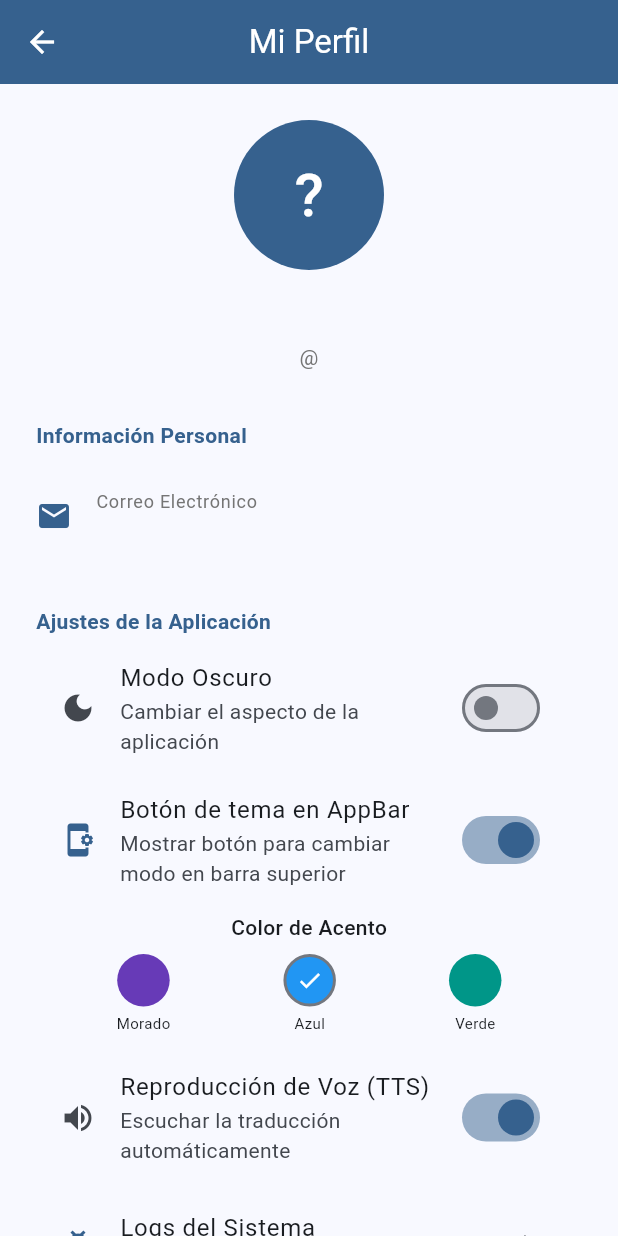
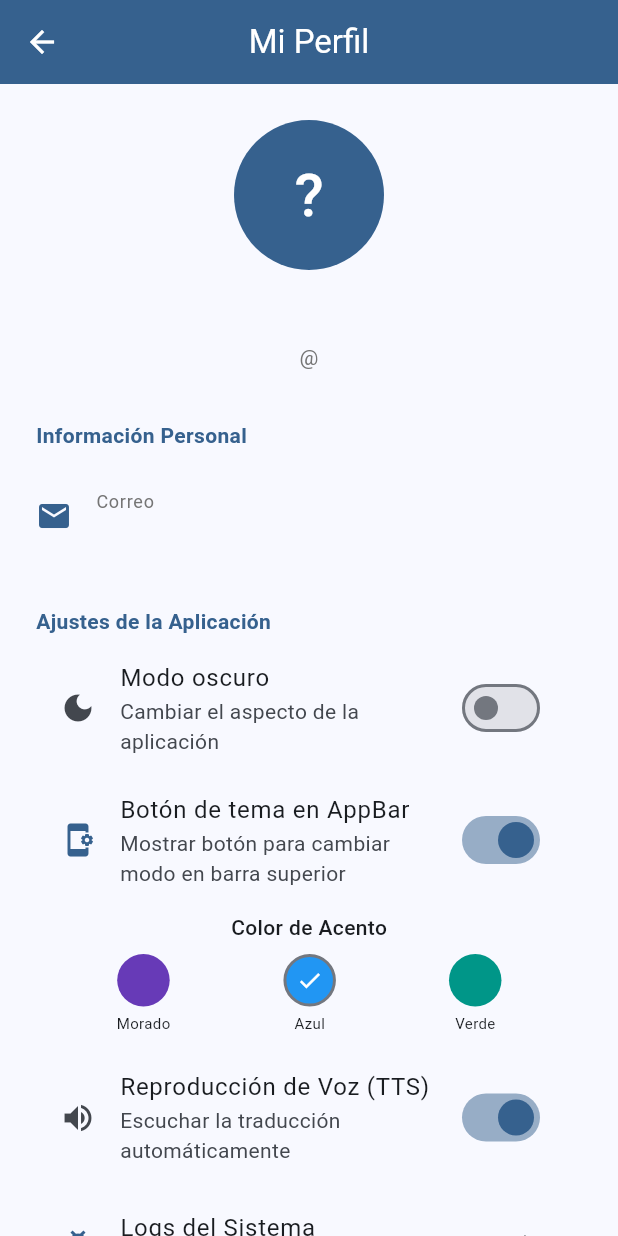
Before and after one commit to FireSouls25/sign_language_frontend, a Flutter app: the ProfileScreen screen opened directly, after a tap on "Azul", on a phone screen of 412 x 824 dp. Run offline on Flutter 3.47's test engine with Material 3 defaults, Android fonts, the phone set to English and light mode, and no system bars; our stand-ins replace app_links, camera, flutter_secure_storage, flutter_tts, just_audio, shared_preferences and 1 more; missing offline and left inert: flutter_custom_tabs, hand_detection, opencv_dart; accounts and stored records are empty.

Commit message:
Completar migración de traducciones y mejorar selector de idioma
- Migrar todos los textos de screens a AppTranslations (ES/EN)
- Cambiar icono de idioma de emoji a Icons.translate
- Agregar botón 'Guardar y Volver' en selector de idioma
- Corregir lógica de texto pequeño según idioma base
- Banderas保持在 screens de selección

```diff
--- a/lib/l10n/app_translations.dart
+++ b/lib/l10n/app_translations.dart
@@ -48,6 +48,57 @@ class AppTranslations {
       'passwordsDoNotMatch': 'Las contraseñas no coinciden',
       'alreadyHaveAccount': '¿Ya tienes cuenta?',
       'loginNow': 'Inicia Sesión',
+      'myProfile': 'Mi Perfil',
+      'personalInfo': 'Información Personal',
+      'appSettings': 'Ajustes de la Aplicación',
+      'appearance': 'Apariencia',
+      'changeTheme': 'Cambiar el aspecto de la aplicación',
+      'themeButtonInAppBar': 'Botón de tema en AppBar',
+      'themeButtonInAppBarDesc':
+          'Mostrar botón para cambiar modo en barra superior',
+      'accentColor': 'Color de Acento',
+      'purple': 'Morado',
+      'saveAndReturn': 'Guardar y Volver',
+      'blue': 'Azul',
+      'green': 'Verde',
+      'voiceOutput': 'Reproducción de Voz (TTS)',
+      'voiceOutputDesc': 'Escuchar la traducción automáticamente',
+      'systemLogs': 'Logs del Sistema',
+      'systemLogsDesc': 'Ver errores técnicos',
+      'security': 'Seguridad',
+      'changePassword': 'Cambiar Contraseña',
+      'currentPassword': 'Contraseña Actual',
+      'newPassword': 'Nueva Contraseña',
+      'confirmNewPassword': 'Confirmar Nueva Contraseña',
+      'enterCurrentPassword': 'Por favor ingresa tu contraseña actual',
+      'enterNewPassword': 'Por favor ingresa una nueva contraseña',
+      'passwordUpdatedSuccess': 'Contraseña actualizada exitosamente',
+      'passwordUpdateError': 'Error al cambiar contraseña',
+      'cancel': 'Cancelar',
+      'update': 'Actualizar',
+      'systemLogsTitle': 'Logs del Sistema',
+      'clearLogs': 'Limpiar Logs',
+      'noLogsYet': 'No hay logs registrados todavía.',
+      'syncError': 'Error al sincronizar',
+      'audioPlaybackFailed': 'Falló la reproducción del audio',
+      'noInternetConnection': 'Sin conexión a internet',
+      'errorLoadingData': 'Error al cargar',
+      'showingLocalData': 'Mostrando datos guardados localmente',
+      'sync': 'Sincronizar',
+      'retry': 'Reintentar',
+      'translationDeleted': 'Traducción eliminada',
+      'today': 'Hoy',
+      'yesterday': 'Ayer',
+      'daysAgo': 'Hace {days} días',
+      'historyTitle': 'Historial de Traducciones',
+      'closeSearch': 'Cerrar',
+      'search': 'Buscar',
+      'favorites': 'Mis Favoritos',
+      'errorUnknown': 'Error desconocido',
+      'spanishLanguage': 'Español',
+      'englishLanguage': 'English',
+      'noHistoryYet': 'Aún no hay historial de traducciones',
+      'noFavoritesYet': 'Aún no tienes traducciones favoritas',
     },
     'en': {
       'appTitle': 'LSC Translator',
@@ -93,6 +144,56 @@ class AppTranslations {
       'passwordsDoNotMatch': 'Passwords do not match',
       'alreadyHaveAccount': 'Already have an account?',
       'loginNow': 'Login',
+      'myProfile': 'My Profile',
+      'personalInfo': 'Personal Information',
+      'appSettings': 'App Settings',
+      'appearance': 'Appearance',
+      'changeTheme': 'Change the appearance of the app',
+      'themeButtonInAppBar': 'Theme Button in AppBar',
+      'themeButtonInAppBarDesc': 'Show button to change mode in top bar',
+      'accentColor': 'Accent Color',
+      'purple': 'Purple',
+      'blue': 'Blue',
+      'green': 'Green',
+      'voiceOutput': 'Voice Output (TTS)',
+      'saveAndReturn': 'Save and Return',
+      'voiceOutputDesc': 'Hear translation automatically',
+      'systemLogs': 'System Logs',
+      'systemLogsDesc': 'View technical errors',
+      'security': 'Security',
+      'changePassword': 'Change Password',
+      'currentPassword': 'Current Password',
+      'newPassword': 'New Password',
+      'confirmNewPassword': 'Confirm New Password',
+      'enterCurrentPassword': 'Please enter your current password',
+      'enterNewPassword': 'Please enter a new password',
+      'passwordUpdatedSuccess': 'Password updated successfully',
+      'passwordUpdateError': 'Error changing password',
+      'cancel': 'Cancel',
+      'update': 'Update',
+      'systemLogsTitle': 'System Logs',
+      'clearLogs': 'Clear Logs',
+      'noLogsYet': 'No logs recorded yet.',
+      'syncError': 'Sync error',
+      'audioPlaybackFailed': 'Audio playback failed',
+      'noInternetConnection': 'No internet connection',
+      'errorLoadingData': 'Error loading data',
+      'showingLocalData': 'Showing locally saved data',
+      'sync': 'Sync',
+      'retry': 'Retry',
+      'translationDeleted': 'Translation deleted',
+      'today': 'Today',
+      'yesterday': 'Yesterday',
+      'daysAgo': '{days} days ago',
+      'historyTitle': 'Translation History',
+      'closeSearch': 'Close',
+      'search': 'Search',
+      'favorites': 'My Favorites',
+      'errorUnknown': 'Unknown error',
+      'spanishLanguage': 'Español',
+      'englishLanguage': 'English',
+      'noHistoryYet': 'No translation history yet',
+      'noFavoritesYet': "You don't have any favorite translations yet",
     },
   };
 
--- a/lib/screens/login_screen.dart
+++ b/lib/screens/login_screen.dart
@@ -34,7 +34,7 @@ class _LoginScreenState extends State<LoginScreen> {
 
   @override
   Widget build(BuildContext context) {
-    final localeProvider = context.watch<LocaleProvider>();
+    context.watch<LocaleProvider>();
     final l = (String key) => AppTranslations.text(context, key);
 
     return Scaffold(
@@ -45,12 +45,9 @@ class _LoginScreenState extends State<LoginScreen> {
         automaticallyImplyLeading: false,
         actions: [
           IconButton(
-            icon: Text(
-              localeProvider.locale.languageCode.toUpperCase(),
-              style: const TextStyle(
-                fontWeight: FontWeight.bold,
-                color: Colors.white,
-              ),
+            icon: Icon(
+              Icons.translate,
+              color: Theme.of(context).colorScheme.onPrimary,
             ),
             tooltip: l('selectLanguage'),
             onPressed: () {
--- a/lib/screens/profile_screen.dart
+++ b/lib/screens/profile_screen.dart
@@ -2,6 +2,7 @@ import 'package:flutter/material.dart';
 import 'package:provider/provider.dart';
 import '../providers/auth_provider.dart';
 import '../providers/theme_provider.dart';
+import '../l10n/app_translations.dart';
 import '../config/theme_config.dart';
 import 'logs_screen.dart';
 
@@ -17,10 +18,11 @@ class _ProfileScreenState extends State<ProfileScreen> {
   Widget build(BuildContext context) {
     final authProvider = context.watch<AuthProvider>();
     final user = authProvider.user;
+    final l = (String key) => AppTranslations.text(context, key);
 
     return Scaffold(
       appBar: AppBar(
-        title: const Text('Mi Perfil'),
+        title: Text(l('myProfile')),
         backgroundColor: Theme.of(context).colorScheme.primary,
         foregroundColor: Theme.of(context).colorScheme.onPrimary,
       ),
@@ -56,13 +58,13 @@ class _ProfileScreenState extends State<ProfileScreen> {
                     style: TextStyle(color: AppTheme.getTextSecondary(context)),
                   ),
                   const SizedBox(height: 32),
-                  _buildSectionTitle('Información Personal'),
-                  _buildInfoTile(Icons.email, 'Correo Electrónico', user.email),
+                  _buildSectionTitle(l('personalInfo')),
+                  _buildInfoTile(Icons.email, l('email'), user.email),
                   const SizedBox(height: 24),
-                  _buildSectionTitle('Ajustes de la Aplicación'),
+                  _buildSectionTitle(l('appSettings')),
                   SwitchListTile(
-                    title: const Text('Modo Oscuro'),
-                    subtitle: const Text('Cambiar el aspecto de la aplicación'),
+                    title: Text(l('darkMode')),
+                    subtitle: Text(l('changeTheme')),
                     value: context.watch<ThemeProvider>().isDarkMode,
                     activeColor: Theme.of(context).colorScheme.primary,
                     onChanged: (bool value) {
@@ -72,10 +74,8 @@ class _ProfileScreenState extends State<ProfileScreen> {
                   ),
                   const SizedBox(height: 8),
                   SwitchListTile(
-                    title: const Text('Botón de tema en AppBar'),
-                    subtitle: const Text(
-                      'Mostrar botón para cambiar modo en barra superior',
-                    ),
+                    title: Text(l('themeButtonInAppBar')),
+                    subtitle: Text(l('themeButtonInAppBarDesc')),
                     value: context.watch<ThemeProvider>().showAppBarToggle,
                     activeColor: Theme.of(context).colorScheme.primary,
                     onChanged: (bool value) {
@@ -87,11 +87,11 @@ class _ProfileScreenState extends State<ProfileScreen> {
                     ),
                   ),
                   const SizedBox(height: 8),
-                  const Padding(
-                    padding: EdgeInsets.symmetric(horizontal: 16),
+                  Padding(
+                    padding: const EdgeInsets.symmetric(horizontal: 16),
                     child: Text(
-                      'Color de Acento',
-                      style: TextStyle(
+                      l('accentColor'),
+                      style: const TextStyle(
                         fontSize: 14,
                         fontWeight: FontWeight.w500,
                       ),
@@ -103,18 +103,20 @@ class _ProfileScreenState extends State<ProfileScreen> {
                     child: Row(
                       mainAxisAlignment: MainAxisAlignment.spaceAround,
                       children: [
-                        _buildColorOption(context, Colors.deepPurple, 'Morado'),
-                        _buildColorOption(context, Colors.blue, 'Azul'),
-                        _buildColorOption(context, Colors.teal, 'Verde'),
+                        _buildColorOption(
+                          context,
+                          Colors.deepPurple,
+                          l('purple'),
+                        ),
+                        _buildColorOption(context, Colors.blue, l('blue')),
+                        _buildColorOption(context, Colors.teal, l('green')),
                       ],
                     ),
                   ),
                   const SizedBox(height: 16),
                   SwitchListTile(
-                    title: const Text('Reproducción de Voz (TTS)'),
-                    subtitle: const Text(
-                      'Escuchar la traducción automáticamente',
-                    ),
+                    title: Text(l('voiceOutput')),
+                    subtitle: Text(l('voiceOutputDesc')),
                     value: authProvider.isVoiceEnabled,
                     activeColor: Theme.of(context).colorScheme.primary,
                     onChanged: (bool value) {
@@ -128,8 +130,8 @@ class _ProfileScreenState extends State<ProfileScreen> {
                       Icons.bug_report,
                       color: AppTheme.getIconPrimary(context),
                     ),
-                    title: const Text('Logs del Sistema'),
-                    subtitle: const Text('Ver errores técnicos'),
+                    title: Text(l('systemLogs')),
+                    subtitle: Text(l('systemLogsDesc')),
                     trailing: const Icon(Icons.chevron_right),
                     onTap: () => Navigator.push(
                       context,
@@ -137,12 +139,12 @@ class _ProfileScreenState extends State<ProfileScreen> {
                     ),
                   ),
                   const SizedBox(height: 24),
-                  _buildSectionTitle('Seguridad'),
+                  _buildSectionTitle(l('security')),
                   ListTile(
                     leading: const Icon(Icons.lock_outline),
-                    title: const Text('Cambiar Contraseña'),
+                    title: Text(l('changePassword')),
                     trailing: const Icon(Icons.chevron_right),
-                    onTap: () => _showChangePasswordDialog(),
+                    onTap: () => _showChangePasswordDialog(l),
                   ),
                   const SizedBox(height: 40),
                   SizedBox(
@@ -157,7 +159,7 @@ class _ProfileScreenState extends State<ProfileScreen> {
                         }
                       },
                       icon: const Icon(Icons.logout),
-                      label: const Text('Cerrar Sesión'),
+                      label: Text(l('logout')),
                       style: OutlinedButton.styleFrom(
                         foregroundColor: Colors.red,
                         side: const BorderSide(color: Colors.red),
@@ -206,7 +208,7 @@ class _ProfileScreenState extends State<ProfileScreen> {
     );
   }
 
-  void _showChangePasswordDialog() {
+  void _showChangePasswordDialog(String Function(String) l) {
     final currentController = TextEditingController();
     final newController = TextEditingController();
     final confirmController = TextEditingController();
@@ -218,7 +220,7 @@ class _ProfileScreenState extends State<ProfileScreen> {
       builder: (dialogContext) => StatefulBuilder(
         builder: (context, setDialogState) {
           return AlertDialog(
-            title: const Text('Cambiar Contraseña'),
+            title: Text(l('changePassword')),
             content: Form(
               key: formKey,
               child: Column(
@@ -227,13 +229,13 @@ class _ProfileScreenState extends State<ProfileScreen> {
                   TextFormField(
                     controller: currentController,
                     obscureText: true,
-                    decoration: const InputDecoration(
-                      labelText: 'Contraseña Actual',
-                      border: OutlineInputBorder(),
+                    decoration: InputDecoration(
+                      labelText: l('currentPassword'),
+                      border: const OutlineInputBorder(),
                     ),
                     validator: (value) {
                       if (value == null || value.isEmpty) {
-                        return 'Por favor ingresa tu contraseña actual';
+                        return l('enterCurrentPassword');
                       }
                       return null;
                     },
@@ -242,16 +244,16 @@ class _ProfileScreenState extends State<ProfileScreen> {
                   TextFormField(
                     controller: newController,
                     obscureText: true,
-                    decoration: const InputDecoration(
-                      labelText: 'Nueva Contraseña',
-                      border: OutlineInputBorder(),
+                    decoration: InputDecoration(
+                      labelText: l('newPassword'),
+                      border: const OutlineInputBorder(),
                     ),
                     validator: (value) {
                       if (value == null || value.isEmpty) {
-                        return 'Por favor ingresa una nueva contraseña';
+                        return l('enterNewPassword');
                       }
                       if (value.length < 6) {
-                        return 'La contraseña debe tener al menos 6 caracteres';
+                        return l('passwordMinLength');
                       }
                       return null;
                     },
@@ -260,13 +262,13 @@ class _ProfileScreenState extends State<ProfileScreen> {
                   TextFormField(
                     controller: confirmController,
                     obscureText: true,
-                    decoration: const InputDecoration(
-                      labelText: 'Confirmar Nueva Contraseña',
-                      border: OutlineInputBorder(),
+                    decoration: InputDecoration(
+                      labelText: l('confirmNewPassword'),
+                      border: const OutlineInputBorder(),
                     ),
                     validator: (value) {
                       if (value != newController.text) {
-                        return 'Las contraseñas no coinciden';
+                        return l('passwordsDoNotMatch');
                       }
                       return null;
                     },
@@ -279,7 +281,7 @@ class _ProfileScreenState extends State<ProfileScreen> {
                 onPressed: isLoading
                     ? null
                     : () => Navigator.pop(dialogContext),
-                child: const Text('Cancelar'),
+                child: Text(l('cancel')),
               ),
               ElevatedButton(
                 onPressed: isLoading
@@ -303,19 +305,15 @@ class _ProfileScreenState extends State<ProfileScreen> {
                         if (success) {
                           Navigator.pop(dialogContext);
                           ScaffoldMessenger.of(this.context).showSnackBar(
-                            const SnackBar(
-                              content: Text(
-                                'Contraseña actualizada exitosamente',
-                              ),
+                            SnackBar(
+                              content: Text(l('passwordUpdatedSuccess')),
                               backgroundColor: Colors.green,
                             ),
                           );
                         } else {
                           ScaffoldMessenger.of(this.context).showSnackBar(
                             SnackBar(
-                              content: Text(
-                                error ?? 'Error al cambiar contraseña',
-                              ),
+                              content: Text(error ?? l('passwordUpdateError')),
                               backgroundColor: Colors.red,
                             ),
                           );
@@ -327,7 +325,7 @@ class _ProfileScreenState extends State<ProfileScreen> {
                         height: 20,
                         child: CircularProgressIndicator(strokeWidth: 2),
                       )
-                    : const Text('Actualizar'),
+                    : Text(l('update')),
               ),
             ],
           );
```
Also changed, not shown: lib/screens/favorites_screen.dart (+11 -7 lines), lib/screens/history_screen.dart (+26 -18 lines), lib/screens/language_select_screen.dart (+71 -21 lines), lib/screens/logs_screen.dart (+15 -7 lines), lib/widgets/ls_app_bar.dart (+2 -8 lines).
